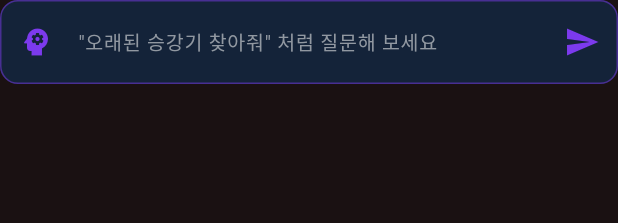
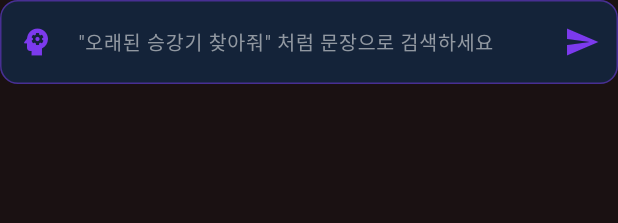
Before and after one commit to 2024136091-collab/it_dev, a Flutter app: the _AiInputField widget shown alone on an empty page, opened directly with empty values, on a phone screen of 412 x 824 dp. Shown: the top 223 px of the screen. Run offline on Flutter 3.47's test engine with Material 3 defaults, Android fonts, the phone set to English and light mode, and no system bars; our stand-ins replace flutter_riverpod.

Commit message:
문자열 바인딩 수정: '자연어로 검색' → '문장으로 검색' 전체 통일
- home_screen 버튼 설명
- ai_search_screen 입력 힌트

Co-Authored-By: Claude Sonnet 4.6 <noreply@anthropic.com>

```diff
--- a/antigravity/lib/presentation/screens/ai_search_screen.dart
+++ b/antigravity/lib/presentation/screens/ai_search_screen.dart
@@ -252,7 +252,7 @@ class _AiInputField extends StatelessWidget {
       controller: controller,
       style: const TextStyle(color: Colors.white),
       decoration: InputDecoration(
-        hintText: '"오래된 승강기 찾아줘" 처럼 질문해 보세요',
+        hintText: '"오래된 승강기 찾아줘" 처럼 문장으로 검색하세요',
         hintStyle: const TextStyle(color: Color(0xFF9198a1), fontSize: 13),
         prefixIcon: const Icon(Icons.psychology, color: Color(0xFF7c3aed)),
         suffixIcon: IconButton(
--- a/antigravity/lib/presentation/screens/home_screen.dart
+++ b/antigravity/lib/presentation/screens/home_screen.dart
@@ -178,7 +178,7 @@ class _AiSearchButton extends StatelessWidget {
             const SizedBox(width: 12),
             const Expanded(
               child: Text(
-                '"오래된 승강기 찾아줘" 처럼 자연어로 검색',
+                '"오래된 승강기 찾아줘" 처럼 문장으로 검색',
                 style:
                     TextStyle(color: Color(0xFFb39ddb), fontSize: 13),
               ),
```
